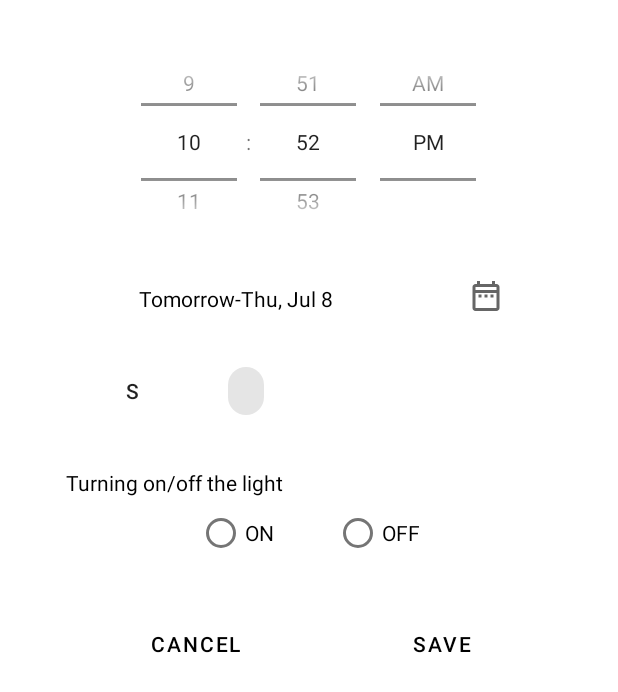
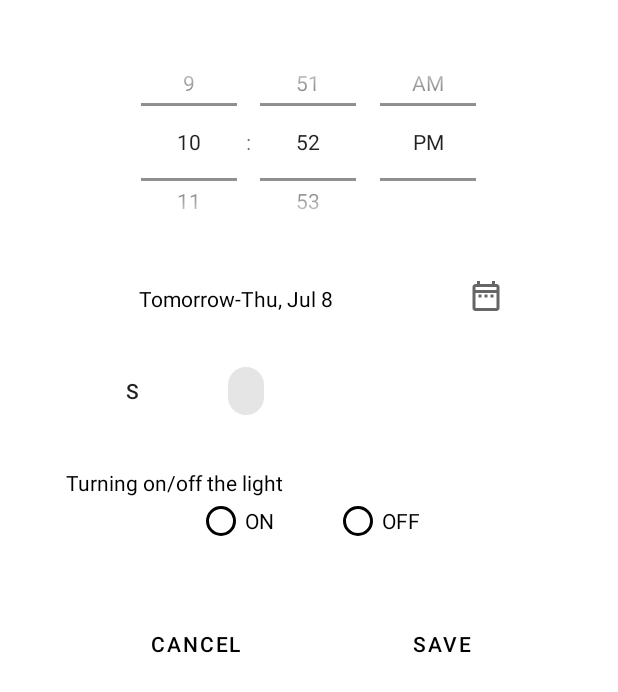
Before and after one commit to Colinerith/MAUS_Android, an Android app: the layout dialog_timer_setting.xml on its own in the app's theme, with its tools: preview values and no code run, on a phone screen of 412 x 824 dp. Shown: the top 692 px of the screen. Run offline under Robolectric (Android 15) with nearby library versions, the phone set to English and light mode, and no system bars.

Commit message:
TimerFragment: radio button color

```diff
--- a/app/src/main/res/layout/dialog_timer_setting.xml
+++ b/app/src/main/res/layout/dialog_timer_setting.xml
@@ -110,14 +110,16 @@
             android:layout_width="wrap_content"
             android:layout_height="match_parent"
             android:layout_marginRight="20dp"
-            android:text="@string/on" />
+            android:text="@string/on"
+            android:theme="@style/CustomRadioButton"/>
 
         <RadioButton
             android:id="@+id/radioButtonOff"
             android:layout_width="wrap_content"
             android:layout_height="match_parent"
             android:layout_marginLeft="20dp"
-            android:text="@string/off" />
+            android:text="@string/off"
+            android:theme="@style/CustomRadioButton"/>
 
     </RadioGroup>
 
--- a/app/src/main/res/values/themes.xml
+++ b/app/src/main/res/values/themes.xml
@@ -29,4 +29,9 @@
         <item name="android:fontFamily">casual</item>
     </style>
 
+    <style name="CustomRadioButton" parent="Theme.AppCompat.Light">
+        <item name="colorAccent">@color/black</item>
+        <item name="colorControlNormal">@color/black</item>
+    </style>
+
 </resources>
```
